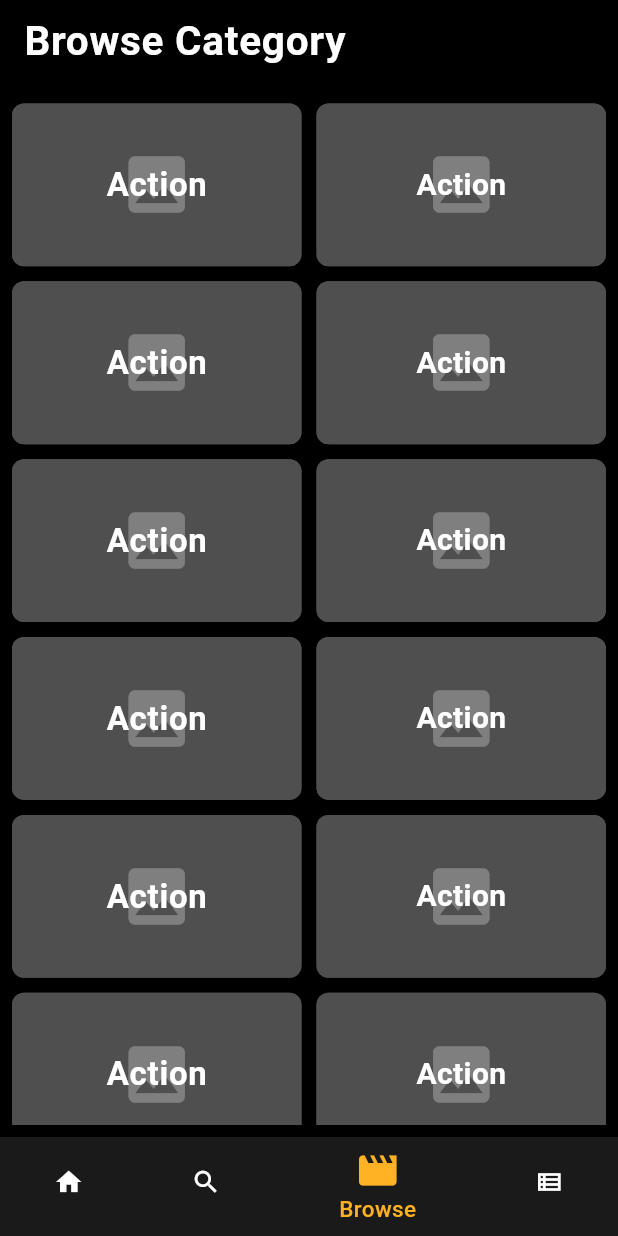
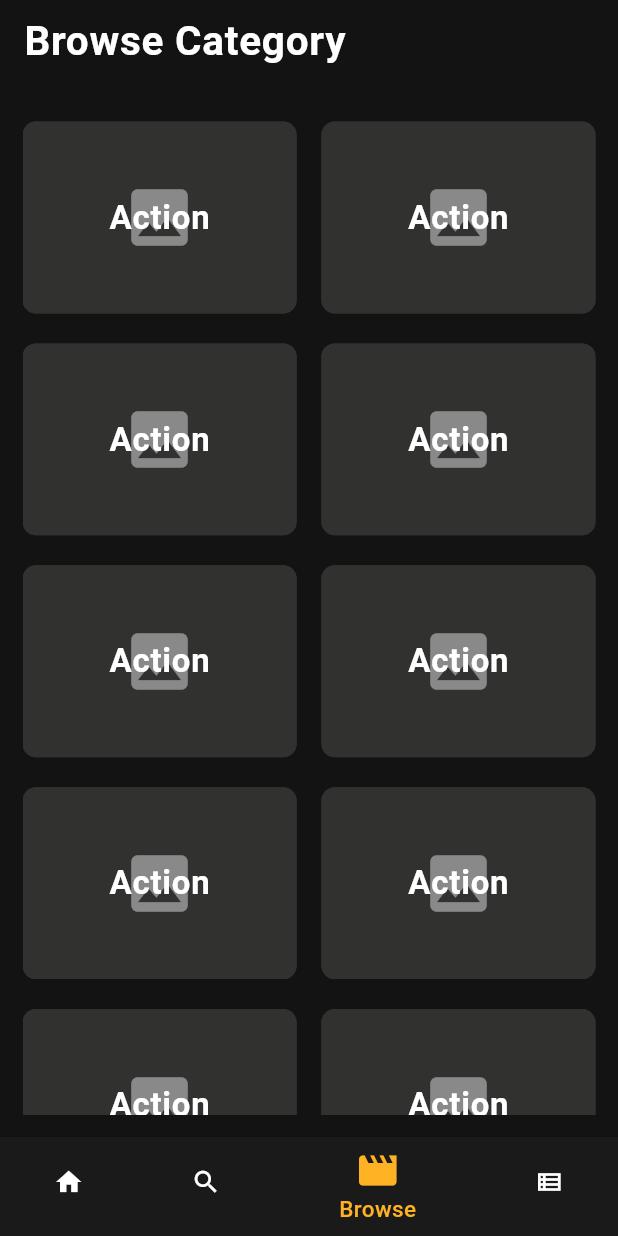
Before and after one commit to MayadaMansour/Movies_App, a Flutter app: the screen it shows after launch, item 3 of the bottom bar chosen, on a phone screen of 412 x 824 dp. Run offline on Flutter 3.47's test engine with Material 3 defaults, Android fonts, the phone set to English and light mode, and no system bars; our stand-ins replace carousel_slider; Roboto replaces fonts that are missing (ElMessiri, Flat).

Commit message:
Ui BrowseScreen

```diff
--- /dev/null
+++ b/lib/ui/movies_pages/browse/browse_category_item.dart
@@ -0,0 +1,43 @@
+import 'package:flutter/material.dart';
+import 'package:moves_app_project/ui/utils/color_resource/color_resources.dart';
+
+class BrowseCategoryItem extends StatelessWidget {
+  final String title;
+
+  BrowseCategoryItem({required this.title});
+
+  @override
+  Widget build(BuildContext context) {
+    return AspectRatio(
+      aspectRatio: 10 / 7,
+      child: Stack(
+        children: [
+          Container(
+            decoration: BoxDecoration(
+              color: ColorResources.grey,
+              borderRadius: BorderRadius.circular(9.0),
+            ),
+            child: Center(
+              child: Icon(
+                Icons.image,
+                color: ColorResources.white,
+                size: 50,
+              ),
+            ),
+          ),
+          Container(
+            decoration: BoxDecoration(
+              color: ColorResources.bgColor.withOpacity(0.5),
+              borderRadius: BorderRadius.circular(9.0),
+            ),
+            alignment: Alignment.center,
+            child: Text(
+              title,
+              style: Theme.of(context).textTheme.bodyLarge,
+            ),
+          ),
+        ],
+      ),
+    );
+  }
+}
--- a/lib/ui/movies_pages/browse/browse_screen.dart
+++ b/lib/ui/movies_pages/browse/browse_screen.dart
@@ -1,4 +1,7 @@
 import 'package:flutter/material.dart';
+
+import '../../utils/color_resource/color_resources.dart';
+import 'browse_category_item.dart';
 
 class BrowseScreen extends StatelessWidget {
   const BrowseScreen({super.key});
@@ -6,98 +9,32 @@ class BrowseScreen extends StatelessWidget {
   @override
   Widget build(BuildContext context) {
     return Scaffold(
-      backgroundColor: Colors.black,
+      backgroundColor: ColorResources.bgColor,
       appBar: AppBar(
-        title: Column(
-          crossAxisAlignment: CrossAxisAlignment.stretch,
-          children: [
-            Text("Browse Category",style:Theme.of(context).textTheme.bodyLarge?.copyWith(
-              fontSize: 27
-            ),),
-          ],
+        title: Text(
+          "Browse Category",
+          style: Theme.of(context).textTheme.bodyLarge?.copyWith(
+                fontSize: 27,
+              ),
         ),
-        backgroundColor: Colors.black,
+        backgroundColor: ColorResources.bgColor,
       ),
       body: Padding(
-        padding: const EdgeInsets.all(8.0),
+        padding: const EdgeInsets.all(15.0),
         child: ListView.builder(
           itemCount: 100, // Number of rows
           itemBuilder: (context, index) {
             return Padding(
-              padding: const EdgeInsets.symmetric(vertical: 5.0),
+              padding: EdgeInsets.symmetric(vertical: 10.0),
               child: Row(
                 mainAxisAlignment: MainAxisAlignment.spaceBetween,
                 children: [
                   Expanded(
-                    child: AspectRatio(
-                      aspectRatio: 16 / 9,
-                      child: Stack(
-                        children: [
-                          Container(
-                            decoration: BoxDecoration(
-                              color: Colors.grey,
-                              borderRadius: BorderRadius.circular(8.0),
-                            ),
-                            child: const Center(
-                              child: Icon(
-                                Icons.image,
-                                color: Colors.white,
-                                size: 50,
-                              ),
-                            ),
-                          ),
-                          Container(
-                            decoration: BoxDecoration(
-                              color: Colors.black.withOpacity(0.5),
-                              borderRadius: BorderRadius.circular(8.0),
-                            ),
-                            alignment: Alignment.center,
-                            child: Text(
-                              'Action',
-                                style:Theme.of(context).textTheme.bodyLarge
-                            ),
-                          ),
-                        ],
-                      ),
-                    ),
+                    child: BrowseCategoryItem(title: 'Action'),
                   ),
-                  SizedBox(width: 10), // Spacing between the two images
+                  SizedBox(width: MediaQuery.of(context).size.width * .04),
                   Expanded(
-                    child: AspectRatio(
-                      aspectRatio: 16 / 9,
-                      child: Stack(
-                        children: [
-                          Container(
-                            decoration: BoxDecoration(
-                              color: Colors.grey,
-                              borderRadius: BorderRadius.circular(8.0),
-                            ),
-                            child: const Center(
-                              child: Icon(
-                                Icons.image,
-                                color: Colors.white,
-                                size: 50,
-                              ),
-                            ),
-                          ),
-                          Container(
-                            decoration: BoxDecoration(
-                              color: Colors.black.withOpacity(0.5),
-                              borderRadius: BorderRadius.circular(8.0),
-                            ),
-                            alignment: Alignment.center,
-                            child: const Text(
-                              'Action',
-                              style: TextStyle(
-                                color: Colors.white,
-                                fontSize: 20,
-                                fontWeight: FontWeight.bold,
-                              ),
-                            ),
-                          ),
-                        ],
-                      ),
-                    ),
+                    child: BrowseCategoryItem(title: 'Action'),
                   ),
                 ],
               ),
@@ -105,8 +42,6 @@ class BrowseScreen extends StatelessWidget {
           },
         ),
       ),
-
     );
-
   }
 }
```
